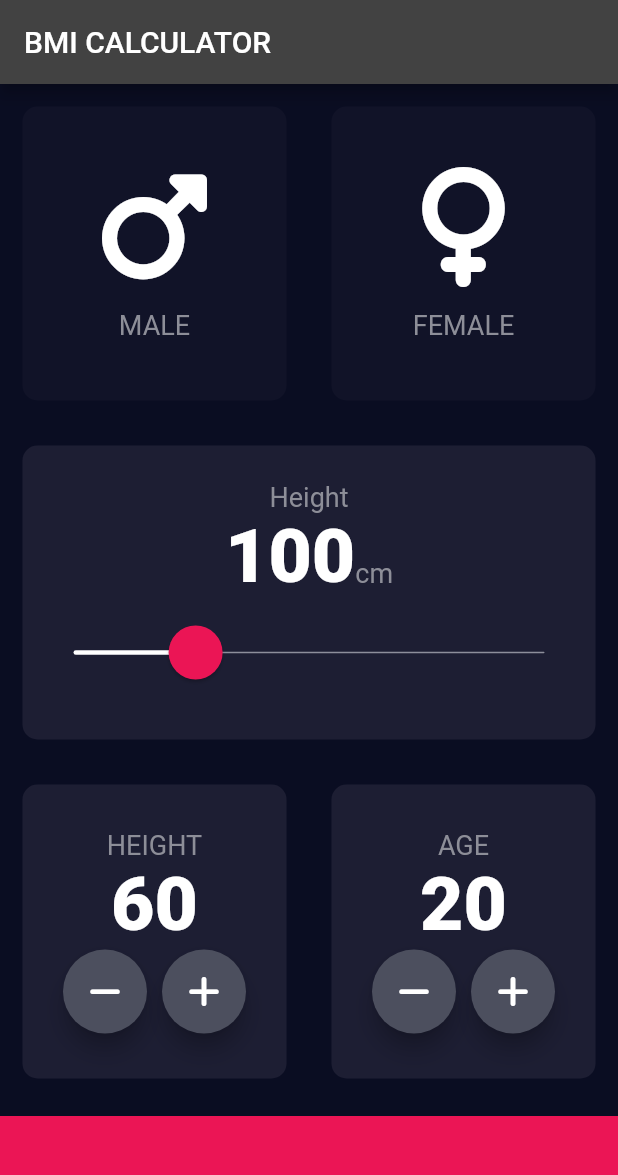
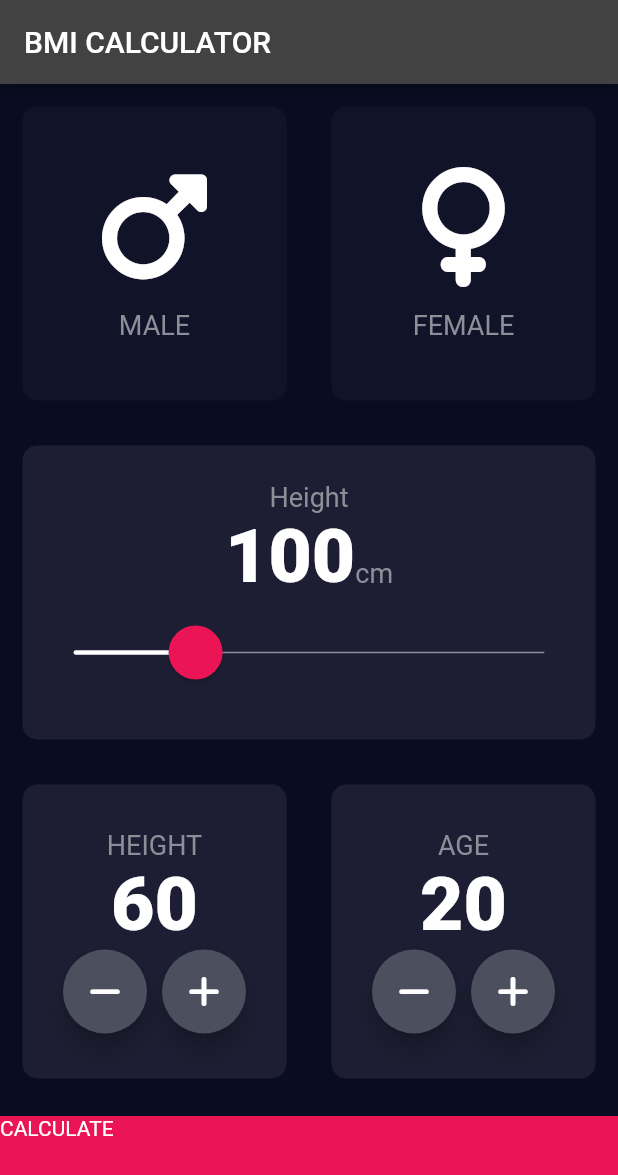
Before and after one commit to momenzadh/BMI, a Flutter app: the screen it shows after launch, on a phone screen of 412 x 824 dp. Shown: the top 1175 px of the screen. Run offline on Flutter 3.47's test engine with Material 2 defaults, Android fonts, the phone set to English and light mode, and no system bars; our stand-ins replace font_awesome_flutter.

Commit message:
momenzadhBMIProjectCalculate

```diff
--- a/lib/input_page.dart
+++ b/lib/input_page.dart
@@ -1,5 +1,6 @@
 
 import 'package:bmi_app_calculator/constant.dart';
+import 'package:bmi_app_calculator/result_page.dart';
 import 'package:bmi_app_calculator/reusable_card.dart';
 import 'package:bmi_app_calculator/icon_content.dart';
 import 'package:flutter/material.dart';
@@ -167,11 +168,17 @@ class _InputPageState extends State<InputPage> {
                 ),
               ],
             ),),
-            Container(
-              color: KBottomContainerColor,
-              margin: EdgeInsets.only(top: 10),
-              width: double.infinity,
-              height: KBottomContainerHeight,
+            GestureDetector(
+              onTap: (){
+                Navigator.push(context, MaterialPageRoute(builder: (context) => ResultPage()),);
+              },
+              child: Container(
+                child: Text('CALCULATE'),
+                color: KBottomContainerColor,
+                margin: EdgeInsets.only(top: 10),
+                width: double.infinity,
+                height: KBottomContainerHeight,
+              ),
             ) ,
           ],
     ),
```
Also changed, not shown: lib/result_page.dart (added, +15 -0 lines).
